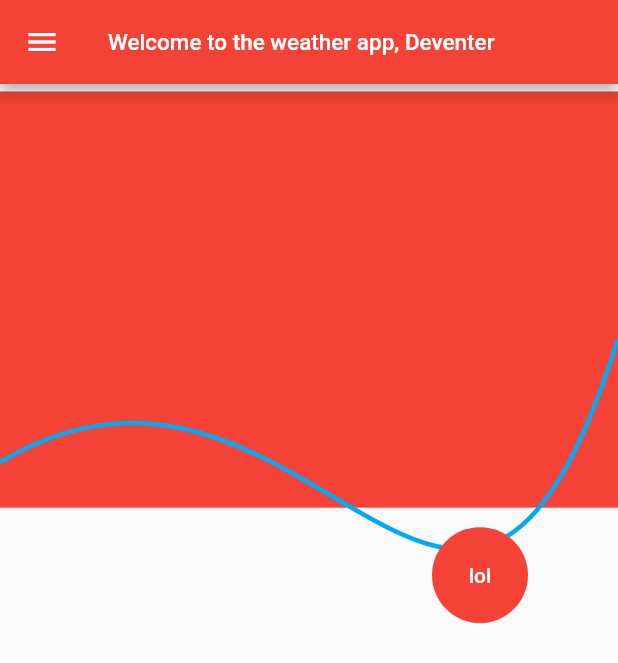
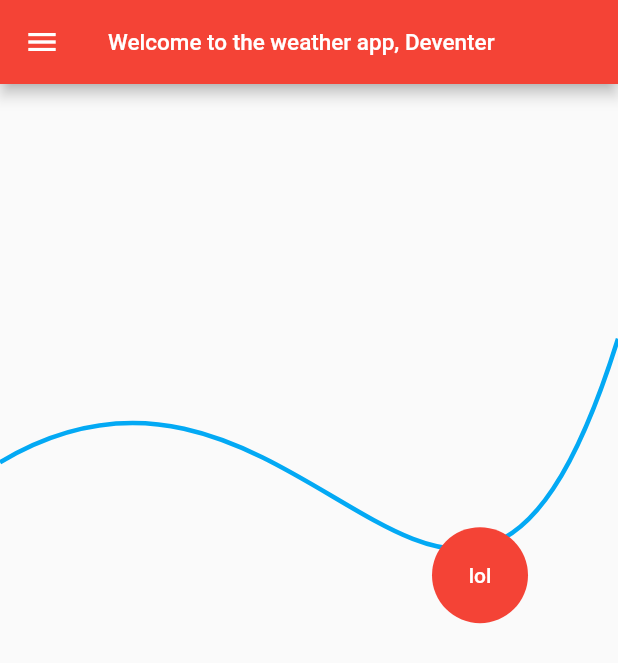
Before and after one commit to neondyis/local_weather, a Flutter app: the screen it shows after launch, on a phone screen of 412 x 824 dp. Shown: the top 663 px of the screen. Run offline on Flutter 3.47's test engine with Material 2 defaults, Android fonts, the phone set to English and light mode, and no system bars; our stand-ins replace weather.

Commit message:
added background assets

```diff
--- a/lib/home/home_page.dart
+++ b/lib/home/home_page.dart
@@ -83,7 +83,6 @@ class _WeatherHomePageState extends State<WeatherHomePage> {
                         child: Container(
                           width: MediaQuery.of(context).size.width,
                           height: MediaQuery.of(context).size.width * 0.5,
-                          color: Colors.red[500],
                           child: Row(
                             children: <Widget>[CurvedWidget()],
                           ),
```
Also changed, not shown: assets/images/home/weather/day_1.png (added), assets/images/home/weather/day_2.png (added), assets/images/home/weather/day_3.png (added), assets/images/home/weather/night3.png (added), assets/images/home/weather/night_1.png (added), assets/images/home/weather/night_2.png (added), assets/images/home/weather/sunrise_1.png (added), assets/images/home/weather/sunrise_2.png (added), assets/images/home/weather/sunset_1.png (added), assets/images/home/weather/sunset_2.png (added), assets/images/home/weather/sunset_3.png (added).
